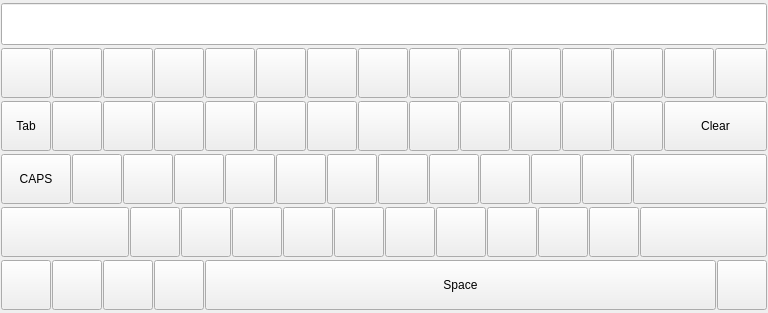
End1-1/Cafe5, file Classes/rkeyboard.ui: the form before one commit.
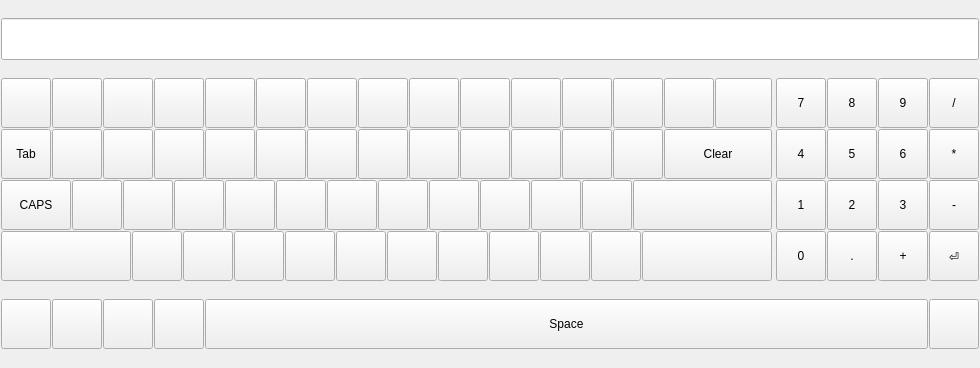
The form after the commit. Icons and pictures are not drawn.

```diff
--- a/Classes/rkeyboard.ui
+++ b/Classes/rkeyboard.ui
@@ -6,8 +6,8 @@
    <rect>
     <x>0</x>
     <y>0</y>
-    <width>768</width>
-    <height>313</height>
+    <width>980</width>
+    <height>368</height>
    </rect>
   </property>
   <property name="sizePolicy">
@@ -48,6 +48,19 @@
     </widget>
    </item>
    <item>
+    <layout class="QHBoxLayout" name="horizontalLayout_mainSplit">
+     <property name="spacing">
+      <number>4</number>
+     </property>
+     <item>
+      <layout class="QVBoxLayout" name="verticalLayout_keyBlock">
+       <property name="spacing">
+        <number>1</number>
+       </property>
+       <property name="bottomMargin">
+        <number>0</number>
+       </property>
+       <item>
     <layout class="QHBoxLayout" name="horizontalLayout">
      <property name="spacing">
       <number>1</number>
@@ -1327,6 +1340,163 @@
          <normaloff>:/shift.png</normaloff>:/shift.png</iconset>
        </property>
       </widget>
+     </item>
+    </layout>
+   </item>
+      </layout>
+     </item>
+     <item>
+      <layout class="QGridLayout" name="gridLayout_numpad">
+       <property name="spacing"><number>1</number></property>
+       <property name="leftMargin"><number>0</number></property>
+       <property name="topMargin"><number>0</number></property>
+       <property name="rightMargin"><number>0</number></property>
+       <property name="bottomMargin"><number>0</number></property>
+      <item row="0" column="0">
+       <widget class="QToolButton" name="btnNP_7">
+        <property name="minimumSize"><size><width>50</width><height>50</height></size></property>
+        <property name="maximumSize"><size><width>50</width><height>50</height></size></property>
+        <property name="focusPolicy"><enum>Qt::FocusPolicy::NoFocus</enum></property>
+        <property name="text"><string>7</string></property>
+       </widget>
+
+      </item>
+      <item row="0" column="1">
+       <widget class="QToolButton" name="btnNP_8">
+        <property name="minimumSize"><size><width>50</width><height>50</height></size></property>
+        <property name="maximumSize"><size><width>50</width><height>50</height></size></property>
+        <property name="focusPolicy"><enum>Qt::FocusPolicy::NoFocus</enum></property>
+        <property name="text"><string>8</string></property>
+       </widget>
+
+      </item>
+      <item row="0" column="2">
+       <widget class="QToolButton" name="btnNP_9">
+        <property name="minimumSize"><size><width>50</width><height>50</height></size></property>
+        <property name="maximumSize"><size><width>50</width><height>50</height></size></property>
+        <property name="focusPolicy"><enum>Qt::FocusPolicy::NoFocus</enum></property>
+        <property name="text"><string>9</string></property>
+       </widget>
+
+      </item>
+      <item row="0" column="3">
+       <widget class="QToolButton" name="btnNP_slash">
+        <property name="minimumSize"><size><width>50</width><height>50</height></size></property>
+        <property name="maximumSize"><size><width>50</width><height>50</height></size></property>
+        <property name="focusPolicy"><enum>Qt::FocusPolicy::NoFocus</enum></property>
+        <property name="text"><string>/</string></property>
+       </widget>
+
+      </item>
+      <item row="1" column="0">
+       <widget class="QToolButton" name="btnNP_4">
+        <property name="minimumSize"><size><width>50</width><height>50</height></size></property>
+        <property name="maximumSize"><size><width>50</width><height>50</height></size></property>
+        <property name="focusPolicy"><enum>Qt::FocusPolicy::NoFocus</enum></property>
+        <property name="text"><string>4</string></property>
+       </widget>
+
+      </item>
+      <item row="1" column="1">
+       <widget class="QToolButton" name="btnNP_5">
+        <property name="minimumSize"><size><width>50</width><height>50</height></size></property>
+        <property name="maximumSize"><size><width>50</width><height>50</height></size></property>
+        <property name="focusPolicy"><enum>Qt::FocusPolicy::NoFocus</enum></property>
+        <property name="text"><string>5</string></property>
+       </widget>
+
+      </item>
+      <item row="1" column="2">
+       <widget class="QToolButton" name="btnNP_6">
+        <property name="minimumSize"><size><width>50</width><height>50</height></size></property>
+        <property name="maximumSize"><size><width>50</width><height>50</height></size></property>
+        <property name="focusPolicy"><enum>Qt::FocusPolicy::NoFocus</enum></property>
+        <property name="text"><string>6</string></property>
+       </widget>
+
+      </item>
+      <item row="1" column="3">
+       <widget class="QToolButton" name="btnNP_star">
+        <property name="minimumSize"><size><width>50</width><height>50</height></size></property>
+        <property name="maximumSize"><size><width>50</width><height>50</height></size></property>
+        <property name="focusPolicy"><enum>Qt::FocusPolicy::NoFocus</enum></property>
+        <property name="text"><string>*</string></property>
+       </widget>
+
+      </item>
+      <item row="2" column="0">
+       <widget class="QToolButton" name="btnNP_1">
+        <property name="minimumSize"><size><width>50</width><height>50</height></size></property>
+        <property name="maximumSize"><size><width>50</width><height>50</height></size></property>
+        <property name="focusPolicy"><enum>Qt::FocusPolicy::NoFocus</enum></property>
+        <property name="text"><string>1</string></property>
+       </widget>
+
+      </item>
+      <item row="2" column="1">
+       <widget class="QToolButton" name="btnNP_2">
+        <property name="minimumSize"><size><width>50</width><height>50</height></size></property>
+        <property name="maximumSize"><size><width>50</width><height>50</height></size></property>
+        <property name="focusPolicy"><enum>Qt::FocusPolicy::NoFocus</enum></property>
+        <property name="text"><string>2</string></property>
+       </widget>
+
+      </item>
+      <item row="2" column="2">
+       <widget class="QToolButton" name="btnNP_3">
+        <property name="minimumSize"><size><width>50</width><height>50</height></size></property>
+        <property name="maximumSize"><size><width>50</width><height>50</height></size></property>
+        <property name="focusPolicy"><enum>Qt::FocusPolicy::NoFocus</enum></property>
+        <property name="text"><string>3</string></property>
+       </widget>
+
+      </item>
+      <item row="2" column="3">
+       <widget class="QToolButton" name="btnNP_minus">
+        <property name="minimumSize"><size><width>50</width><height>50</height></size></property>
+        <property name="maximumSize"><size><width>50</width><height>50</height></size></property>
+        <property name="focusPolicy"><enum>Qt::FocusPolicy::NoFocus</enum></property>
+        <property name="text"><string>-</string></property>
+       </widget>
+
+      </item>
+      <item row="3" column="0">
+       <widget class="QToolButton" name="btnNP_0">
+        <property name="minimumSize"><size><width>50</width><height>50</height></size></property>
+        <property name="maximumSize"><size><width>50</width><height>50</height></size></property>
+        <property name="focusPolicy"><enum>Qt::FocusPolicy::NoFocus</enum></property>
+        <property name="text"><string>0</string></property>
+       </widget>
+
+      </item>
+      <item row="3" column="1">
+       <widget class="QToolButton" name="btnNP_dot">
+        <property name="minimumSize"><size><width>50</width><height>50</height></size></property>
+        <property name="maximumSize"><size><width>50</width><height>50</height></size></property>
+        <property name="focusPolicy"><enum>Qt::FocusPolicy::NoFocus</enum></property>
+        <property name="text"><string>.</string></property>
+       </widget>
+
+      </item>
+      <item row="3" column="2">
+       <widget class="QToolButton" name="btnNP_plus">
+        <property name="minimumSize"><size><width>50</width><height>50</height></size></property>
+        <property name="maximumSize"><size><width>50</width><height>50</height></size></property>
+        <property name="focusPolicy"><enum>Qt::FocusPolicy::NoFocus</enum></property>
+        <property name="text"><string>+</string></property>
+       </widget>
+
+      </item>
+      <item row="3" column="3">
+       <widget class="QToolButton" name="btnNP_enter">
+        <property name="minimumSize"><size><width>50</width><height>50</height></size></property>
+        <property name="maximumSize"><size><width>50</width><height>50</height></size></property>
+        <property name="focusPolicy"><enum>Qt::FocusPolicy::NoFocus</enum></property>
+        <property name="text"><string>⏎</string></property>
+       </widget>
+
+      </item>
+      </layout>
      </item>
     </layout>
    </item>
```
